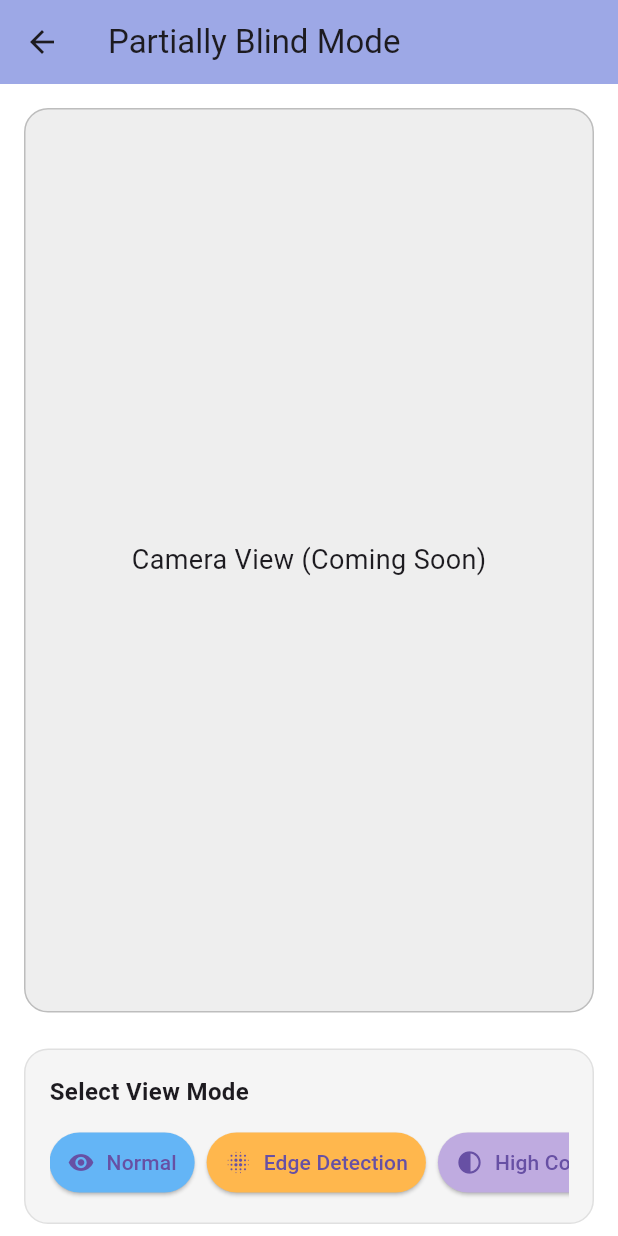
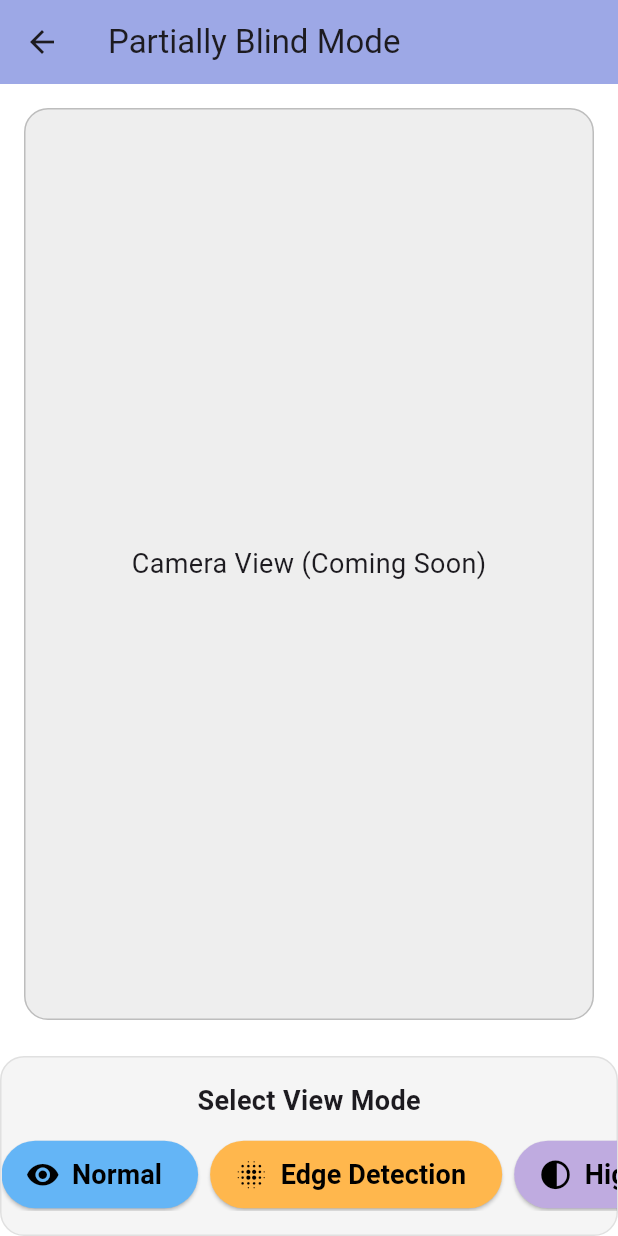
Before and after one commit to bappa-arc/visionaid_ar, a Flutter app: the PartiallyBlindScreen screen opened directly, on a phone screen of 412 x 824 dp. Run offline on Flutter 3.47's test engine with Material 3 defaults, Android fonts, the phone set to English and light mode, and no system bars; our stand-ins replace camera, flutter_tts; missing offline and left inert: google_mlkit_object_detection; Roboto replaces fonts that are missing (OpenSans).

Commit message:
camera error fix of fully blind and partially blind ui update (4th)

```diff
--- a/lib/screens/partially_blind_screen.dart
+++ b/lib/screens/partially_blind_screen.dart
@@ -33,8 +33,8 @@ class PartiallyBlindScreen extends StatelessWidget {
 
             // View Mode section with border and fixed position
             Container(
-              margin: EdgeInsets.symmetric(horizontal: 16, vertical: 8),
-              padding: EdgeInsets.all(16),
+              margin: EdgeInsets.fromLTRB(0, 8, 0, 0),
+              padding: EdgeInsets.fromLTRB(0, 16, 0, 16),
               decoration: BoxDecoration(
                 color: Colors.grey.shade100,
                 borderRadius: BorderRadius.circular(16),
@@ -43,9 +43,14 @@ class PartiallyBlindScreen extends StatelessWidget {
               child: Column(
                 crossAxisAlignment: CrossAxisAlignment.start,
                 children: [
-                  Text(
-                    "Select View Mode",
-                    style: TextStyle(fontSize: 16, fontWeight: FontWeight.bold),
+                  Center(
+                    child: Text(
+                      "Select View Mode",
+                      style: TextStyle(
+                        fontSize: 18,
+                        fontWeight: FontWeight.bold,
+                      ),
+                    ),
                   ),
                   SizedBox(height: 12),
                   SingleChildScrollView(
@@ -54,21 +59,21 @@ class PartiallyBlindScreen extends StatelessWidget {
                       children: [
                         _buildModeButton(
                           icon: Icons.remove_red_eye,
-                          label: "Normal",
+                          labelText: "Normal",
                           color: Colors.blue.shade300,
                           onPressed: () {},
                         ),
                         SizedBox(width: 8),
                         _buildModeButton(
                           icon: Icons.blur_on,
-                          label: "Edge Detection",
+                          labelText: "Edge Detection",
                           color: Colors.orange.shade300,
                           onPressed: () {},
                         ),
                         SizedBox(width: 8),
                         _buildModeButton(
                           icon: Icons.contrast,
-                          label: "High Contrast",
+                          labelText: "High Contrast",
                           color: const Color.fromARGB(255, 191, 171, 224),
                           onPressed: () {},
                         ),
@@ -86,18 +91,47 @@ class PartiallyBlindScreen extends StatelessWidget {
 
   Widget _buildModeButton({
     required IconData icon,
-    required String label,
+    required String labelText,
     required Color color,
     required VoidCallback onPressed,
   }) {
-    return ElevatedButton.icon(
-      onPressed: onPressed,
-      icon: Icon(icon, size: 18),
-      label: Text(label),
-      style: ElevatedButton.styleFrom(
-        backgroundColor: color,
-        padding: EdgeInsets.symmetric(horizontal: 12, vertical: 10),
-      ),
+    return TweenAnimationBuilder(
+      tween: Tween<double>(begin: 1.0, end: 1.0),
+      duration: Duration(milliseconds: 100),
+      builder: (context, scale, child) {
+        return GestureDetector(
+          onTapDown: (_) => scale = 0.95, // animation start
+          onTapUp: (_) => scale = 1.0, // animation end
+          child: AnimatedScale(
+            scale: scale,
+            duration: Duration(milliseconds: 100),
+            child: ElevatedButton.icon(
+              onPressed: onPressed,
+              icon: Icon(
+                icon,
+                size: 23, // bigger icon
+                color: Colors.black, // high contrast
+              ),
+              label: Text(
+                labelText,
+                style: TextStyle(
+                  color: Colors.black,
+                  fontSize: 18, // bigger text
+                  fontWeight: FontWeight.bold,
+                ),
+              ),
+              style: ElevatedButton.styleFrom(
+                backgroundColor: color, // accessible background
+                minimumSize: Size(130, 45), // large tap target
+                shape: RoundedRectangleBorder(
+                  borderRadius: BorderRadius.circular(100),
+                ),
+                elevation: 1,
+              ),
+            ),
+          ),
+        );
+      },
     );
   }
 }
```
Also changed, not shown: lib/screens/fully_blind_screen.dart (+47 -35 lines).
